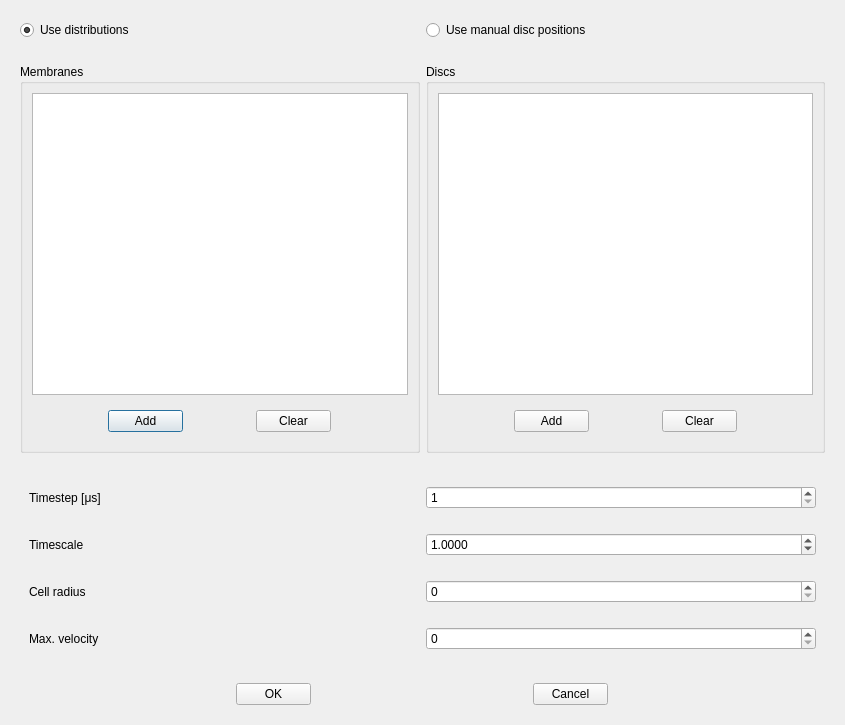
Before: the Qt Designer form src/lib/gui/dialogs/SetupDialog.ui in yannik131/Cell, drawn with Qt 5.
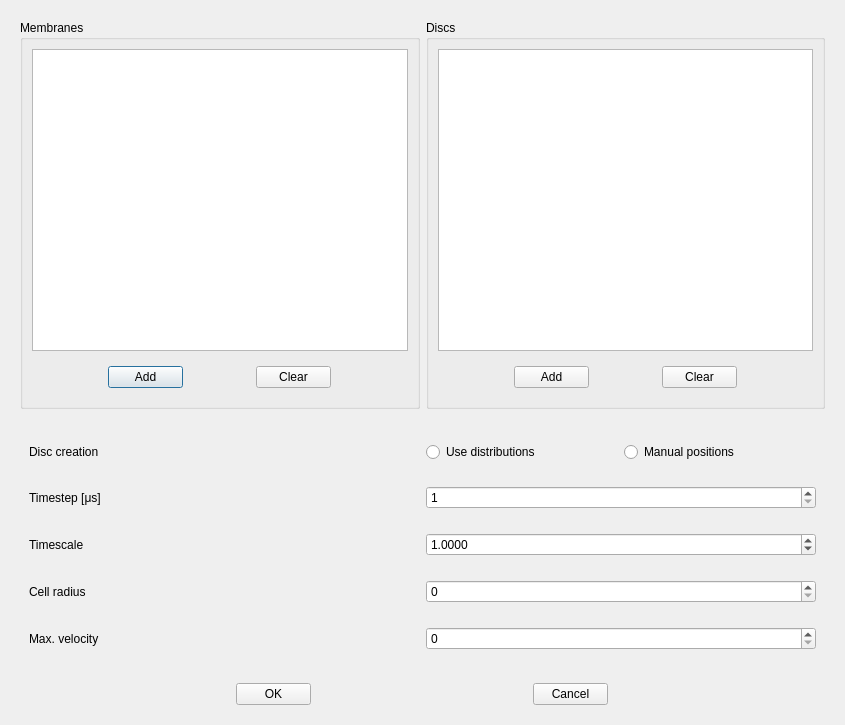
After: the same form once the commit is applied.

```diff
--- a/src/lib/gui/dialogs/SetupDialog.ui
+++ b/src/lib/gui/dialogs/SetupDialog.ui
@@ -17,35 +17,6 @@
    <string>State setup</string>
   </property>
   <layout class="QVBoxLayout" name="verticalLayout_2">
-   <item>
-    <widget class="QWidget" name="widget_10" native="true">
-     <layout class="QHBoxLayout" name="horizontalLayout_8">
-      <item>
-       <widget class="QRadioButton" name="useDistributionRadioButton">
-        <property name="sizePolicy">
-         <sizepolicy hsizetype="Minimum" vsizetype="Minimum">
-          <horstretch>0</horstretch>
-          <verstretch>0</verstretch>
-         </sizepolicy>
-        </property>
-        <property name="text">
-         <string>Use distributions</string>
-        </property>
-        <property name="checked">
-         <bool>true</bool>
-        </property>
-       </widget>
-      </item>
-      <item>
-       <widget class="QRadioButton" name="manualSetupRadioButton">
-        <property name="text">
-         <string>Use manual disc positions</string>
-        </property>
-       </widget>
-      </item>
-     </layout>
-    </widget>
-   </item>
    <item>
     <widget class="QWidget" name="widget_7" native="true">
      <property name="minimumSize">
@@ -155,6 +126,57 @@
    <item>
     <widget class="QWidget" name="widget_11" native="true">
      <layout class="QVBoxLayout" name="verticalLayout_4">
+      <item>
+       <widget class="QWidget" name="widget_2" native="true">
+        <property name="maximumSize">
+         <size>
+          <width>16777215</width>
+          <height>50</height>
+         </size>
+        </property>
+        <layout class="QHBoxLayout" name="horizontalLayout_2">
+         <item>
+          <widget class="QLabel" name="label">
+           <property name="text">
+            <string>Disc creation</string>
+           </property>
+          </widget>
+         </item>
+         <item>
+          <widget class="QWidget" name="widget_3" native="true">
+           <layout class="QHBoxLayout" name="horizontalLayout_4">
+            <property name="leftMargin">
+             <number>0</number>
+            </property>
+            <property name="topMargin">
+             <number>0</number>
+            </property>
+            <property name="rightMargin">
+             <number>0</number>
+            </property>
+            <property name="bottomMargin">
+             <number>0</number>
+            </property>
+            <item>
+             <widget class="QRadioButton" name="useDistributionRadioButton">
+              <property name="text">
+               <string>Use distributions</string>
+              </property>
+             </widget>
+            </item>
+            <item>
+             <widget class="QRadioButton" name="manualPositionsRadioButton">
+              <property name="text">
+               <string>Manual positions</string>
+              </property>
+             </widget>
+            </item>
+           </layout>
+          </widget>
+         </item>
+        </layout>
+       </widget>
+      </item>
       <item>
        <widget class="QWidget" name="widget_4" native="true">
         <property name="maximumSize">
```
Left out of the diff: 2 changed lines with no effect on the pictures.
